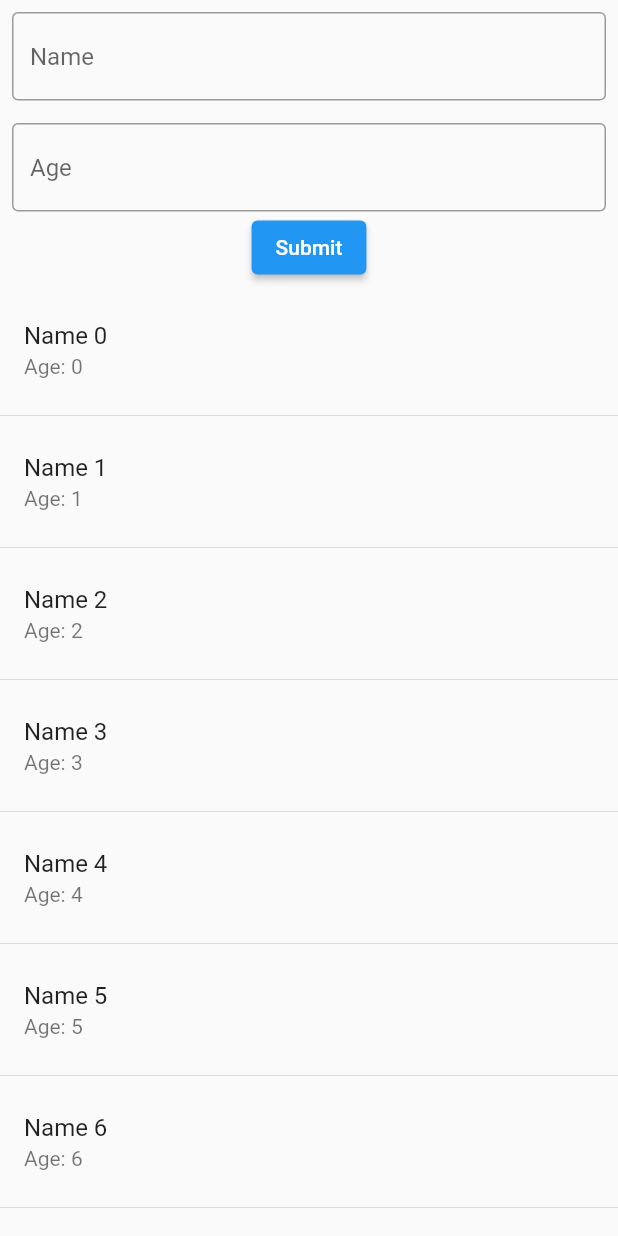
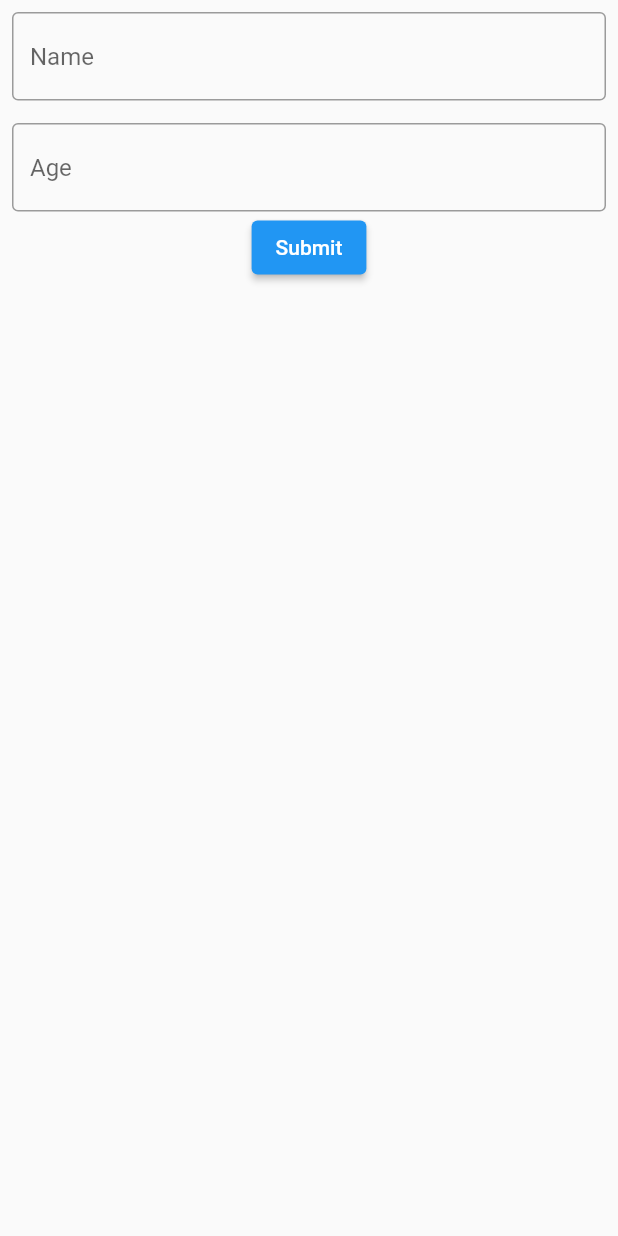
Before and after one commit to vaishakh-pk/Hivedemo-Flutter, a Flutter app: the screen it shows after launch, after a tap on "Submit", on a phone screen of 412 x 824 dp. Run offline on Flutter 3.47's test engine with Material 2 defaults, Android fonts, the phone set to English and light mode, and no system bars.

Commit message:
hive final

```diff
--- a/lib/Screens/Widgets/AddStudentWidget.dart
+++ b/lib/Screens/Widgets/AddStudentWidget.dart
@@ -1,4 +1,6 @@
 import 'package:flutter/material.dart';
+import 'package:hivedemo/db/functions/db_functions.dart';
+import 'package:hivedemo/db/model/data_model.dart';
 
 class AddStudentWidget extends StatelessWidget {
    AddStudentWidget({super.key});
@@ -40,5 +42,8 @@ class AddStudentWidget extends StatelessWidget {
       return;
     }
     print('$_name $_age');
+
+  final _student = StudentModel(name: _name, age: _age);
+    addStudent(_student);
   }
 }
--- a/lib/Screens/Widgets/ListStudentWidget.dart
+++ b/lib/Screens/Widgets/ListStudentWidget.dart
@@ -1,17 +1,26 @@
 import 'package:flutter/material.dart';
+import 'package:hivedemo/db/functions/db_functions.dart';
+
+import '../../db/model/data_model.dart';
 
 class ListStudentWidget extends StatelessWidget {
   const ListStudentWidget({super.key});
 
   @override
   Widget build(BuildContext context) {
-    return ListView.separated(itemBuilder: (ctx, index){
-      return ListTile(
-      title: Text('Name $index'),
-      subtitle: Text('Age: $index'),
-      );
-    }, separatorBuilder: (ctx, index){
-      return const Divider();
-    }, itemCount: 50);
+    return ValueListenableBuilder(
+      valueListenable: studentListNotifier,
+      builder: (BuildContext ctx, List<StudentModel> studentList, Widget? child){
+      return ListView.separated(itemBuilder: (ctx, index){
+        final data = studentList[index];
+        return ListTile(
+        title: Text(data.name),
+        subtitle: Text(data.age),
+        );
+      }, separatorBuilder: (ctx, index){
+        return const Divider();
+      }, itemCount: studentList.length);
+      }
+    );
   }
 }
--- /dev/null
+++ b/lib/db/model/data_model.dart
@@ -0,0 +1,6 @@
+class StudentModel{
+  final String name;
+  final String age;
+
+  StudentModel({required this.name, required this.age});
+}
```
Also changed, not shown: lib/db/functions/db_functions.dart (added, +11 -0 lines).
